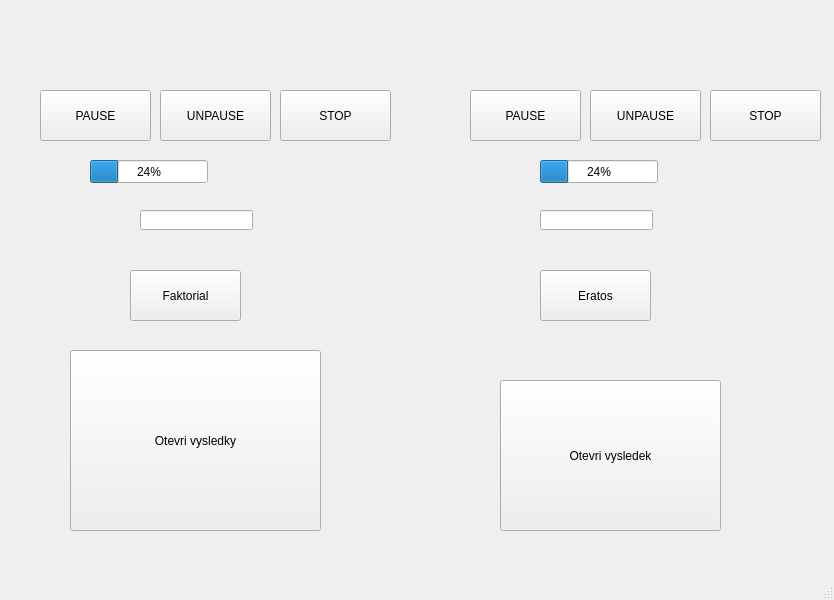
Above: mainwindow.ui from filipmiskarik/multithrads before the change. Below: the same form after it.
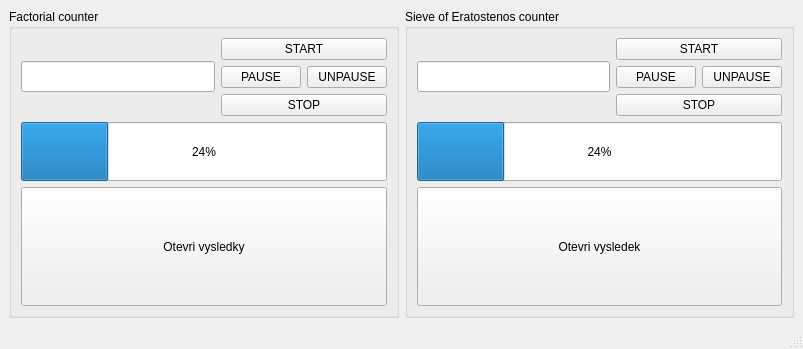
That is the form after the change.

```diff
--- a/mainwindow.ui
+++ b/mainwindow.ui
@@ -6,190 +6,190 @@
    <rect>
     <x>0</x>
     <y>0</y>
-    <width>834</width>
-    <height>600</height>
+    <width>803</width>
+    <height>349</height>
    </rect>
   </property>
+  <property name="sizePolicy">
+   <sizepolicy hsizetype="Minimum" vsizetype="Preferred">
+    <horstretch>0</horstretch>
+    <verstretch>0</verstretch>
+   </sizepolicy>
+  </property>
   <property name="windowTitle">
    <string>MainWindow</string>
   </property>
   <widget class="QWidget" name="centralwidget">
-   <widget class="QPushButton" name="eratosButton">
-    <property name="geometry">
-     <rect>
-      <x>540</x>
-      <y>270</y>
-      <width>111</width>
-      <height>51</height>
-     </rect>
-    </property>
-    <property name="text">
-     <string>Eratos</string>
-    </property>
-   </widget>
-   <widget class="QPushButton" name="faktorialButton">
-    <property name="geometry">
-     <rect>
-      <x>130</x>
-      <y>270</y>
-      <width>111</width>
-      <height>51</height>
-     </rect>
-    </property>
-    <property name="text">
-     <string>Faktorial</string>
-    </property>
-   </widget>
-   <widget class="QProgressBar" name="faktorialProgresBar">
-    <property name="geometry">
-     <rect>
-      <x>90</x>
-      <y>160</y>
-      <width>118</width>
-      <height>23</height>
-     </rect>
-    </property>
-    <property name="value">
-     <number>24</number>
-    </property>
-   </widget>
-   <widget class="QProgressBar" name="EratosProgresBar">
-    <property name="geometry">
-     <rect>
-      <x>540</x>
-      <y>160</y>
-      <width>118</width>
-      <height>23</height>
-     </rect>
-    </property>
-    <property name="value">
-     <number>24</number>
-    </property>
-   </widget>
-   <widget class="QPushButton" name="pauseThread_Factorial">
-    <property name="geometry">
-     <rect>
-      <x>40</x>
-      <y>90</y>
-      <width>111</width>
-      <height>51</height>
-     </rect>
-    </property>
-    <property name="text">
-     <string>PAUSE</string>
-    </property>
-   </widget>
-   <widget class="QPushButton" name="unpauseThread_Factorial">
-    <property name="geometry">
-     <rect>
-      <x>160</x>
-      <y>90</y>
-      <width>111</width>
-      <height>51</height>
-     </rect>
-    </property>
-    <property name="text">
-     <string>UNPAUSE</string>
-    </property>
-   </widget>
-   <widget class="QPushButton" name="pauseThread_Eratos">
-    <property name="geometry">
-     <rect>
-      <x>470</x>
-      <y>90</y>
-      <width>111</width>
-      <height>51</height>
-     </rect>
-    </property>
-    <property name="text">
-     <string>PAUSE</string>
-    </property>
-   </widget>
-   <widget class="QPushButton" name="unpauseThread_Eratos">
-    <property name="geometry">
-     <rect>
-      <x>590</x>
-      <y>90</y>
-      <width>111</width>
-      <height>51</height>
-     </rect>
-    </property>
-    <property name="text">
-     <string>UNPAUSE</string>
-    </property>
-   </widget>
-   <widget class="QPushButton" name="stopThread_Factorial">
-    <property name="geometry">
-     <rect>
-      <x>280</x>
-      <y>90</y>
-      <width>111</width>
-      <height>51</height>
-     </rect>
-    </property>
-    <property name="text">
-     <string>STOP</string>
-    </property>
-   </widget>
-   <widget class="QPushButton" name="stopThread_Eratos">
-    <property name="geometry">
-     <rect>
-      <x>710</x>
-      <y>90</y>
-      <width>111</width>
-      <height>51</height>
-     </rect>
-    </property>
-    <property name="text">
-     <string>STOP</string>
-    </property>
-   </widget>
-   <widget class="QPushButton" name="pushButtonEratos">
-    <property name="geometry">
-     <rect>
-      <x>500</x>
-      <y>380</y>
-      <width>221</width>
-      <height>151</height>
-     </rect>
-    </property>
-    <property name="text">
-     <string>Otevri vysledek</string>
-    </property>
-   </widget>
-   <widget class="QPushButton" name="pushButtonFact">
-    <property name="geometry">
-     <rect>
-      <x>70</x>
-      <y>350</y>
-      <width>251</width>
-      <height>181</height>
-     </rect>
-    </property>
-    <property name="text">
-     <string>Otevri vysledky</string>
-    </property>
-   </widget>
-   <widget class="QLineEdit" name="lineEditFact">
-    <property name="geometry">
-     <rect>
-      <x>140</x>
-      <y>210</y>
-      <width>113</width>
-      <height>20</height>
-     </rect>
-    </property>
-   </widget>
-   <widget class="QLineEdit" name="lineEditEratos">
-    <property name="geometry">
-     <rect>
-      <x>540</x>
-      <y>210</y>
-      <width>113</width>
-      <height>20</height>
-     </rect>
-    </property>
-   </widget>
+   <layout class="QHBoxLayout" name="horizontalLayout">
+    <item>
+     <layout class="QGridLayout" name="gridLayout_3">
+      <item row="0" column="1">
+       <widget class="QGroupBox" name="groupBox_2">
+        <property name="title">
+         <string>Sieve of Eratostenos counter</string>
+        </property>
+        <layout class="QVBoxLayout" name="verticalLayout_2">
+         <item>
+          <layout class="QGridLayout" name="gridLayout_5">
+           <item row="1" column="1">
+            <widget class="QPushButton" name="pauseThread_Eratos">
+             <property name="text">
+              <string>PAUSE</string>
+             </property>
+            </widget>
+           </item>
+           <item row="1" column="2">
+            <widget class="QPushButton" name="unpauseThread_Eratos">
+             <property name="text">
+              <string>UNPAUSE</string>
+             </property>
+            </widget>
+           </item>
+           <item row="0" column="1" colspan="2">
+            <widget class="QPushButton" name="eratosButton">
+             <property name="text">
+              <string>START</string>
+             </property>
+            </widget>
+           </item>
+           <item row="0" column="0" rowspan="3">
+            <widget class="QLineEdit" name="lineEditEratos">
+             <property name="font">
+              <font>
+               <pointsize>14</pointsize>
+              </font>
+             </property>
+            </widget>
+           </item>
+           <item row="2" column="1" colspan="2">
+            <widget class="QPushButton" name="stopThread_Eratos">
+             <property name="text">
+              <string>STOP</string>
+             </property>
+            </widget>
+           </item>
+           <item row="6" column="0" rowspan="2" colspan="3">
+            <widget class="QPushButton" name="pushButtonEratos">
+             <property name="sizePolicy">
+              <sizepolicy hsizetype="Minimum" vsizetype="MinimumExpanding">
+               <horstretch>0</horstretch>
+               <verstretch>0</verstretch>
+              </sizepolicy>
+             </property>
+             <property name="text">
+              <string>Otevri vysledek</string>
+             </property>
+            </widget>
+           </item>
+           <item row="3" column="0" colspan="3">
+            <widget class="QProgressBar" name="EratosProgresBar">
+             <property name="sizePolicy">
+              <sizepolicy hsizetype="Expanding" vsizetype="Minimum">
+               <horstretch>0</horstretch>
+               <verstretch>0</verstretch>
+              </sizepolicy>
+             </property>
+             <property name="value">
+              <number>24</number>
+             </property>
+            </widget>
+           </item>
+          </layout>
+         </item>
+        </layout>
+       </widget>
+      </item>
+      <item row="0" column="0">
+       <widget class="QGroupBox" name="groupBox">
+        <property name="sizePolicy">
+         <sizepolicy hsizetype="Minimum" vsizetype="Preferred">
+          <horstretch>0</horstretch>
+          <verstretch>0</verstretch>
+         </sizepolicy>
+        </property>
+        <property name="minimumSize">
+         <size>
+          <width>0</width>
+          <height>0</height>
+         </size>
+        </property>
+        <property name="title">
+         <string>Factorial counter</string>
+        </property>
+        <layout class="QVBoxLayout" name="verticalLayout">
+         <item>
+          <layout class="QGridLayout" name="gridLayout_4">
+           <item row="2" column="1" colspan="2">
+            <widget class="QPushButton" name="stopThread_Factorial">
+             <property name="text">
+              <string>STOP</string>
+             </property>
+            </widget>
+           </item>
+           <item row="1" column="2">
+            <widget class="QPushButton" name="unpauseThread_Factorial">
+             <property name="text">
+              <string>UNPAUSE</string>
+             </property>
+            </widget>
+           </item>
+           <item row="0" column="0" rowspan="3">
+            <widget class="QLineEdit" name="lineEditFact">
+             <property name="font">
+              <font>
+               <pointsize>14</pointsize>
+              </font>
+             </property>
+            </widget>
+           </item>
+           <item row="1" column="1">
+            <widget class="QPushButton" name="pauseThread_Factorial">
+             <property name="text">
+              <string>PAUSE</string>
+             </property>
+            </widget>
+           </item>
+           <item row="0" column="1" colspan="2">
+            <widget class="QPushButton" name="faktorialButton">
+             <property name="text">
+              <string>START</string>
+             </property>
+            </widget>
+           </item>
+           <item row="3" column="0" colspan="3">
+            <widget class="QProgressBar" name="faktorialProgresBar">
+             <property name="sizePolicy">
+              <sizepolicy hsizetype="Expanding" vsizetype="Minimum">
+               <horstretch>0</horstretch>
+               <verstretch>0</verstretch>
+              </sizepolicy>
+             </property>
+             <property name="value">
+              <number>24</number>
+             </property>
+            </widget>
+           </item>
+           <item row="10" column="0" rowspan="2" colspan="3">
+            <widget class="QPushButton" name="pushButtonFact">
+             <property name="sizePolicy">
+              <sizepolicy hsizetype="Minimum" vsizetype="MinimumExpanding">
+               <horstretch>0</horstretch>
+               <verstretch>0</verstretch>
+              </sizepolicy>
+             </property>
+             <property name="text">
+              <string>Otevri vysledky</string>
+             </property>
+            </widget>
+           </item>
+          </layout>
+         </item>
+        </layout>
+       </widget>
+      </item>
+     </layout>
+    </item>
+   </layout>
   </widget>
   <widget class="QMenuBar" name="menubar">
    <property name="geometry">
```
Left out of the diff: 2 changed lines with no effect on the pictures.
